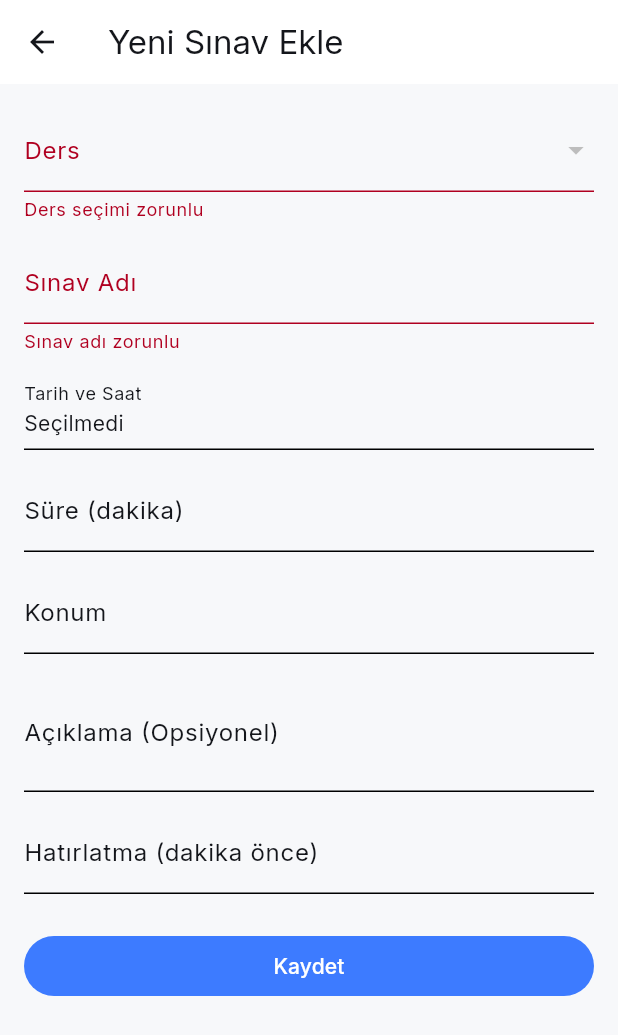
After one commit to EmreBHCC/dersai-proje, a Flutter app: the AddExamScreen screen opened directly, after a tap on "Kaydet", on a phone screen of 412 x 824 dp. The commit adds this screen. Shown: the top 1035 px of the screen. Run offline on Flutter 3.47's test engine with Material 3 defaults, Android fonts, the phone set to English and light mode, and no system bars; our stand-ins replace flutter_riverpod, flutter_screenutil, google_fonts, image_picker, supabase_flutter; missing offline and left inert: tflite_flutter; accounts and stored records are empty; statements that could not run were skipped.

Commit message:
feat(courses,exams): add course and exam creation forms with Supabase persistence

```diff
--- a/lib/app/app.dart
+++ b/lib/app/app.dart
@@ -1,3 +1,4 @@
+
 import 'package:flutter/material.dart';
 import 'package:flutter_screenutil/flutter_screenutil.dart';
 
--- /dev/null
+++ b/lib/features/courses/domain/models/course_model.dart
@@ -0,0 +1,43 @@
+class CourseModel {
+  const CourseModel({
+    this.id,
+    required this.userId,
+    required this.dersAdi,
+    this.dersHocasi,
+    this.kredi,
+    this.haftalikSaat,
+    this.createdAt,
+  });
+
+  final String? id;
+  final String userId;
+  final String dersAdi;
+  final String? dersHocasi;
+  final int? kredi;
+  final int? haftalikSaat;
+  final DateTime? createdAt;
+
+  factory CourseModel.fromJson(Map<String, dynamic> json) {
+    return CourseModel(
+      id: json['id'] as String?,
+      userId: json['user_id'] as String,
+      dersAdi: json['ders_adi'] as String,
+      dersHocasi: json['ders_hocasi'] as String?,
+      kredi: json['kredi'] as int?,
+      haftalikSaat: json['haftalik_saat'] as int?,
+      createdAt: json['created_at'] != null
+          ? DateTime.parse(json['created_at'] as String)
+          : null,
+    );
+  }
+
+  Map<String, dynamic> toInsertJson() {
+    return {
+      'ders_adi': dersAdi,
+      if (dersHocasi != null && dersHocasi!.isNotEmpty)
+        'ders_hocasi': dersHocasi,
+      if (kredi != null) 'kredi': kredi,
+      if (haftalikSaat != null) 'haftalik_saat': haftalikSaat,
+    };
+  }
+}
--- /dev/null
+++ b/lib/features/exams/domain/models/exam_model.dart
@@ -0,0 +1,54 @@
+class ExamModel {
+  const ExamModel({
+    this.id,
+    required this.userId,
+    required this.dersId,
+    required this.sinavAdi,
+    required this.tarihSaat,
+    this.sureDakika,
+    this.konum,
+    this.aciklama,
+    this.hatirlatmaDakika,
+    this.createdAt,
+  });
+
+  final String? id;
+  final String userId;
+  final String dersId;
+  final String sinavAdi;
+  final DateTime tarihSaat;
+  final int? sureDakika;
+  final String? konum;
+  final String? aciklama;
+  final int? hatirlatmaDakika;
+  final DateTime? createdAt;
+
+  factory ExamModel.fromJson(Map<String, dynamic> json) {
+    return ExamModel(
+      id: json['id'] as String?,
+      userId: json['user_id'] as String,
+      dersId: json['ders_id'] as String,
+      sinavAdi: json['sinav_adi'] as String,
+      tarihSaat: DateTime.parse(json['tarih_saat'] as String),
+      sureDakika: json['sure_dakika'] as int?,
+      konum: json['konum'] as String?,
+      aciklama: json['aciklama'] as String?,
+      hatirlatmaDakika: json['hatirlatma_dakika'] as int?,
+      createdAt: json['created_at'] != null
+          ? DateTime.parse(json['created_at'] as String)
+          : null,
+    );
+  }
+
+  Map<String, dynamic> toInsertJson() {
+    return {
+      'ders_id': dersId,
+      'sinav_adi': sinavAdi,
+      'tarih_saat': tarihSaat.toIso8601String(),
+      if (sureDakika != null) 'sure_dakika': sureDakika,
+      if (konum != null && konum!.isNotEmpty) 'konum': konum,
+      if (aciklama != null && aciklama!.isNotEmpty) 'aciklama': aciklama,
+      if (hatirlatmaDakika != null) 'hatirlatma_dakika': hatirlatmaDakika,
+    };
+  }
+}
--- /dev/null
+++ b/lib/features/exams/presentation/screens/add_exam_screen.dart
@@ -0,0 +1,215 @@
+import 'package:flutter/material.dart';
+import 'package:flutter_riverpod/flutter_riverpod.dart';
+
+import '../../../courses/domain/models/course_model.dart';
+import '../../../courses/presentation/providers/add_course_providers.dart';
+import '../../domain/models/exam_model.dart';
+import '../providers/add_exam_providers.dart';
+
+class AddExamScreen extends ConsumerStatefulWidget {
+  const AddExamScreen({super.key});
+
+  @override
+  ConsumerState<AddExamScreen> createState() => _AddExamScreenState();
+}
+
+class _AddExamScreenState extends ConsumerState<AddExamScreen> {
+  final _formKey = GlobalKey<FormState>();
+  final _sinavAdiController = TextEditingController();
+  final _sureController = TextEditingController();
+  final _konumController = TextEditingController();
+  final _aciklamaController = TextEditingController();
+  final _hatirlatmaController = TextEditingController();
+
+  CourseModel? _selectedCourse;
+  DateTime? _selectedDateTime;
+  bool _isSaving = false;
+
+  @override
+  void dispose() {
+    _sinavAdiController.dispose();
+    _sureController.dispose();
+    _konumController.dispose();
+    _aciklamaController.dispose();
+    _hatirlatmaController.dispose();
+    super.dispose();
+  }
+
+  Future<void> _pickDateTime() async {
+    final date = await showDatePicker(
+      context: context,
+      initialDate: DateTime.now(),
+      firstDate: DateTime.now().subtract(const Duration(days: 1)),
+      lastDate: DateTime.now().add(const Duration(days: 365)),
+    );
+    if (date == null || !mounted) return;
+
+    final time = await showTimePicker(
+      context: context,
+      initialTime: TimeOfDay.now(),
+    );
+    if (time == null) return;
+
+    setState(() {
+      _selectedDateTime = DateTime(
+        date.year,
+        date.month,
+        date.day,
+        time.hour,
+        time.minute,
+      );
+    });
+  }
+
+  Future<void> _save() async {
+    if (!_formKey.currentState!.validate()) return;
+    if (_selectedCourse == null) {
+      ScaffoldMessenger.of(context).showSnackBar(
+        const SnackBar(content: Text('Lütfen bir ders seç')),
+      );
+      return;
+    }
+    if (_selectedDateTime == null) {
+      ScaffoldMessenger.of(context).showSnackBar(
+        const SnackBar(content: Text('Lütfen tarih ve saat seç')),
+      );
+      return;
+    }
+
+    setState(() => _isSaving = true);
+
+    try {
+      final repository = ref.read(examRepositoryProvider);
+      await repository.addExam(
+        ExamModel(
+          userId: '',
+          dersId: _selectedCourse!.id!,
+          sinavAdi: _sinavAdiController.text.trim(),
+          tarihSaat: _selectedDateTime!,
+          sureDakika: int.tryParse(_sureController.text.trim()),
+          konum: _konumController.text.trim(),
+          aciklama: _aciklamaController.text.trim(),
+          hatirlatmaDakika: int.tryParse(_hatirlatmaController.text.trim()),
+        ),
+      );
+
+      ref.invalidate(myExamsProvider);
+
+      if (mounted) {
+        ScaffoldMessenger.of(context).showSnackBar(
+          const SnackBar(content: Text('Sınav eklendi')),
+        );
+        Navigator.of(context).pop();
+      }
+    } catch (e) {
+      if (mounted) {
+        ScaffoldMessenger.of(context).showSnackBar(
+          SnackBar(content: Text('Hata: $e')),
+        );
+      }
+    } finally {
+      if (mounted) setState(() => _isSaving = false);
+    }
+  }
+
+  @override
+  Widget build(BuildContext context) {
+    final coursesAsync = ref.watch(myCoursesProvider);
+
+    return Scaffold(
+      appBar: AppBar(title: const Text('Yeni Sınav Ekle')),
+      body: Padding(
+        padding: const EdgeInsets.all(16),
+        child: Form(
+          key: _formKey,
+          child: ListView(
+            children: [
+              coursesAsync.when(
+                data: (courses) {
+                  return DropdownButtonFormField<CourseModel>(
+                    initialValue: _selectedCourse,
+                    decoration: const InputDecoration(labelText: 'Ders'),
+                    items: courses
+                        .map(
+                          (course) => DropdownMenuItem(
+                            value: course,
+                            child: Text(course.dersAdi),
+                          ),
+                        )
+                        .toList(),
+                    onChanged: (value) =>
+                        setState(() => _selectedCourse = value),
+                    validator: (value) =>
+                        value == null ? 'Ders seçimi zorunlu' : null,
+                  );
+                },
+                loading: () =>
+                    const Center(child: CircularProgressIndicator()),
+                error: (e, _) => Text('Dersler yüklenemedi: $e'),
+              ),
+              const SizedBox(height: 12),
+              TextFormField(
+                controller: _sinavAdiController,
+                decoration: const InputDecoration(labelText: 'Sınav Adı'),
+                validator: (value) =>
+                    (value == null || value.trim().isEmpty)
+                        ? 'Sınav adı zorunlu'
+                        : null,
+              ),
+              const SizedBox(height: 12),
+              InkWell(
+                onTap: _pickDateTime,
+                child: InputDecorator(
+                  decoration: const InputDecoration(labelText: 'Tarih ve Saat'),
+                  child: Text(
+                    _selectedDateTime == null
+                        ? 'Seçilmedi'
+                        : '${_selectedDateTime!.day}/${_selectedDateTime!.month}/${_selectedDateTime!.year} '
+                          '${_selectedDateTime!.hour.toString().padLeft(2, '0')}:${_selectedDateTime!.minute.toString().padLeft(2, '0')}',
+                  ),
+                ),
+              ),
+              const SizedBox(height: 12),
+              TextFormField(
+                controller: _sureController,
+                decoration: const InputDecoration(labelText: 'Süre (dakika)'),
+                keyboardType: TextInputType.number,
+              ),
+              const SizedBox(height: 12),
+              TextFormField(
+                controller: _konumController,
+                decoration: const InputDecoration(labelText: 'Konum'),
+              ),
+              const SizedBox(height: 12),
+              TextFormField(
+                controller: _aciklamaController,
+                decoration:
+                    const InputDecoration(labelText: 'Açıklama (Opsiyonel)'),
+                maxLines: 2,
+              ),
+              const SizedBox(height: 12),
+              TextFormField(
+                controller: _hatirlatmaController,
+                decoration: const InputDecoration(
+                  labelText: 'Hatırlatma (dakika önce)',
+                ),
+                keyboardType: TextInputType.number,
+              ),
+              const SizedBox(height: 24),
+              FilledButton(
+                onPressed: _isSaving ? null : _save,
+                child: _isSaving
+                    ? const SizedBox(
+                        width: 20,
+                        height: 20,
+                        child: CircularProgressIndicator(strokeWidth: 2),
+                      )
+                    : const Text('Kaydet'),
+              ),
+            ],
+          ),
+        ),
+      ),
+    );
+  }
+}
```
Also changed, not shown: lib/features/courses/data/course_repository.dart (added, +39 -0 lines), lib/features/courses/presentation/providers/add_course_providers.dart (added, +13 -0 lines), lib/features/courses/presentation/screens/add_course_screen.dart (added, +121 -0 lines), lib/features/courses/presentation/screens/courses_screen.dart (+10 -2 lines), lib/features/exams/data/exam_repository.dart (added, +39 -0 lines), lib/features/exams/presentation/providers/add_exam_providers.dart (added, +13 -0 lines), lib/features/exams/presentation/screens/exams_screen.dart (+9 -0 lines), pubspec.lock.
